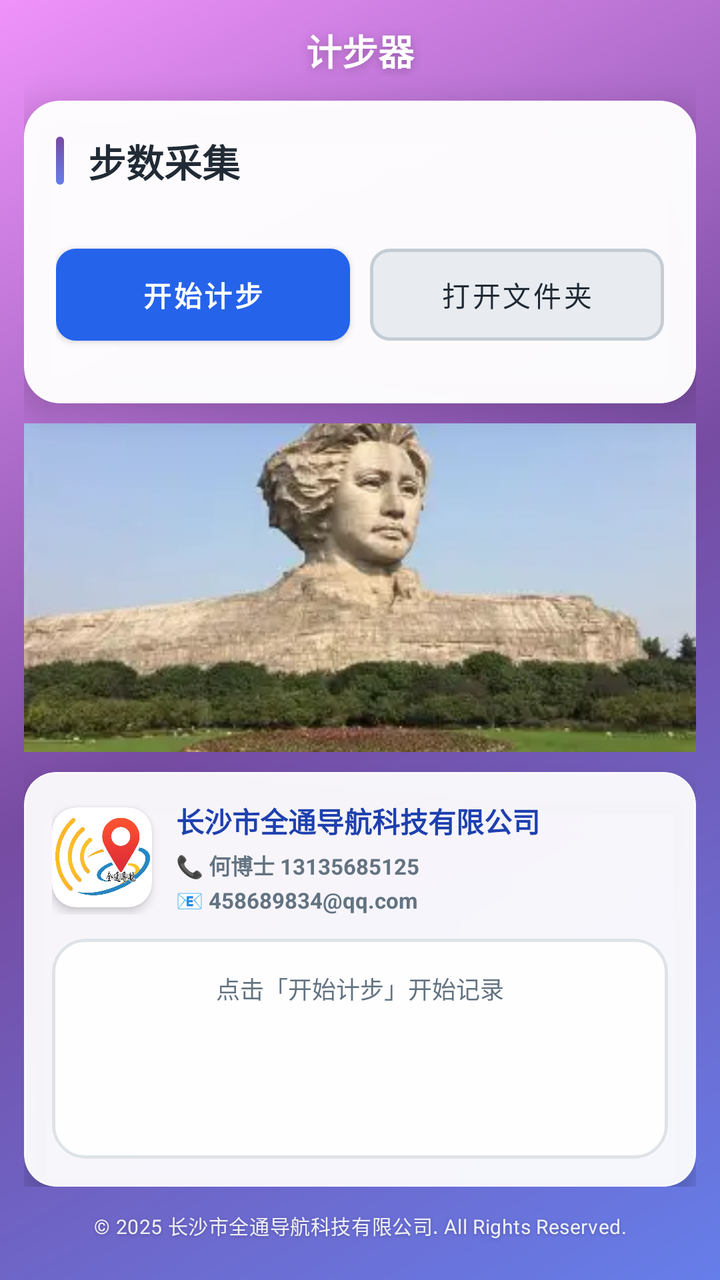
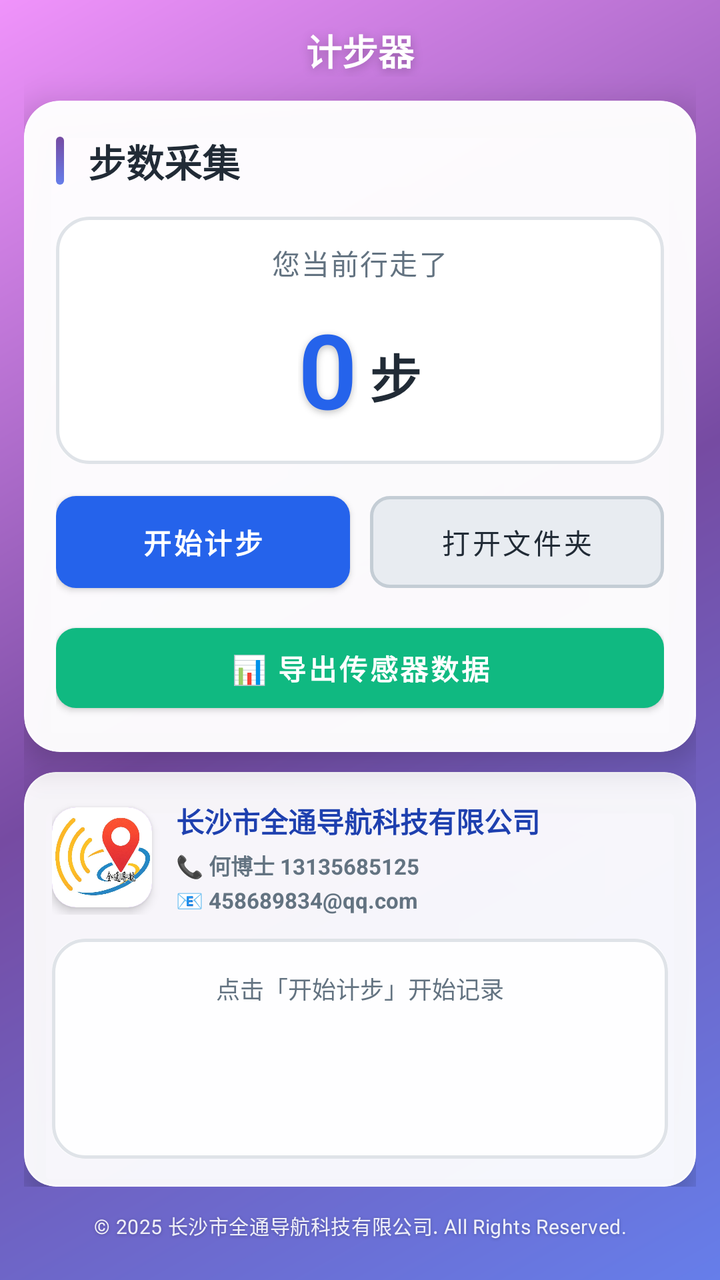

Before-and-after screenshots of an Android layout around one commit, followed by the original layout XML and the change that was made.
<!-- AndroidManifest.xml: application theme Theme.Pedometer -->
<!-- res/layout/activity_main.xml -->
<?xml version="1.0" encoding="utf-8"?>
<androidx.constraintlayout.widget.ConstraintLayout xmlns:android="http://schemas.android.com/apk/res/android"
    xmlns:app="http://schemas.android.com/apk/res-auto"
    xmlns:tools="http://schemas.android.com/tools"
    android:id="@+id/main"
    android:layout_width="match_parent"
    android:layout_height="match_parent"
    android:background="@drawable/home_gradient_bg"
    tools:context=".MainActivity">

    <LinearLayout
        android:layout_width="match_parent"
        android:layout_height="match_parent"
        android:orientation="vertical"
        android:padding="12dp"
        tools:layout_editor_absoluteX="0dp"
        tools:layout_editor_absoluteY="0dp">

        <LinearLayout
            android:layout_width="match_parent"
            android:layout_height="0dp"
            android:layout_weight="1"
            android:orientation="vertical">

            <TextView
                android:layout_width="match_parent"
                android:layout_height="wrap_content"
                android:layout_marginBottom="12dp"
                android:gravity="center"
                android:shadowColor="#40000000"
                android:shadowDx="0"
                android:shadowDy="3"
                android:shadowRadius="12"
                android:text="计步器"
                android:textColor="@color/white"
                android:textSize="18sp"
                android:textStyle="bold" />

            <com.google.android.material.card.MaterialCardView
                android:layout_width="match_parent"
                android:layout_height="0dp"
                android:layout_weight="1.2"
                android:layout_marginBottom="10dp"
                app:cardBackgroundColor="#F7FFFFFF"
                app:cardCornerRadius="18dp"
                app:cardElevation="10dp"
                app:strokeColor="#60FFFFFF"
                app:strokeWidth="1dp">

                <LinearLayout
                    android:layout_width="match_parent"
                    android:layout_height="match_parent"
                    android:orientation="vertical"
                    android:padding="16dp">

                    
                    <LinearLayout
                        android:layout_width="match_parent"
                        android:layout_height="wrap_content"
                        android:layout_marginBottom="14dp"
                        android:gravity="center_vertical"
                        android:orientation="horizontal">

                        <View
                            android:layout_width="4dp"
                            android:layout_height="24dp"
                            android:layout_marginEnd="12dp"
                            android:background="@drawable/title_bar_blue" />

                        <TextView
                            android:layout_width="wrap_content"
                            android:layout_height="wrap_content"
                            android:text="步数采集"
                            android:textColor="@color/app_text_primary"
                            android:textSize="19sp"
                            android:textStyle="bold" />
                    </LinearLayout>

                    
                    <LinearLayout
                        android:layout_width="match_parent"
                        android:layout_height="0dp"
                        android:layout_weight="1"
                        android:background="@drawable/input_modern"
                        android:gravity="center"
                        android:orientation="vertical"
                        android:paddingTop="12dp"
                        android:paddingBottom="12dp"
                        android:paddingStart="12dp"
                        android:paddingEnd="12dp">

                        
                        <TextView
                            android:layout_width="wrap_content"
                            android:layout_height="wrap_content"
                            android:layout_marginBottom="8dp"
                            android:letterSpacing="0.05"
                            android:text="您当前行走了"
                            android:textColor="@color/app_text_secondary"
                            android:textSize="14sp" />

                        
                        <LinearLayout
                            android:layout_width="wrap_content"
                            android:layout_height="wrap_content"
                            android:gravity="center"
                            android:orientation="horizontal">

                            <TextView
                                android:id="@+id/tv_step_count"
                                android:layout_width="wrap_content"
                                android:layout_height="wrap_content"
                                android:fontFamily="sans-serif-light"
                                android:shadowColor="#40000000"
                                android:shadowDx="0"
                                android:shadowDy="3"
                                android:shadowRadius="8"
                                android:text="0"
                                android:textColor="@color/modern_blue_500"
                                android:textSize="52sp"
                                android:textStyle="bold" />

                            <TextView
                                android:layout_width="wrap_content"
                                android:layout_height="wrap_content"
                                android:layout_gravity="bottom"
                                android:layout_marginStart="6dp"
                                android:layout_marginBottom="6dp"
                                android:text="步"
                                android:textColor="@color/app_text_primary"
                                android:textSize="26sp"
                                android:textStyle="bold" />
                        </LinearLayout>

                        






                    </LinearLayout>

                    
                    <LinearLayout
                        android:layout_width="match_parent"
                        android:layout_height="wrap_content"
                        android:layout_marginTop="10dp"
                        android:orientation="horizontal"
                        android:weightSum="2">

                        <com.google.android.material.button.MaterialButton
                            android:id="@+id/btn_select_sensors"
                            style="@style/Widget.MaterialComponents.Button"
                            android:layout_width="0dp"
                            android:layout_height="58dp"
                            android:layout_marginEnd="5dp"
                            android:layout_weight="1"
                            android:text="开始计步"
                            android:textColor="@color/app_white"
                            android:textSize="14sp"
                            android:textStyle="bold"
                            app:backgroundTint="@color/modern_blue_500"
                            app:cornerRadius="10dp"
                            app:elevation="3dp" />
















                        <com.google.android.material.button.MaterialButton
                            android:id="@+id/btn_open_folder"
                            style="@style/Widget.MaterialComponents.Button.OutlinedButton"
                            android:layout_width="0dp"
                            android:layout_height="58dp"
                            android:layout_marginStart="5dp"
                            android:layout_weight="1"
                            android:text="打开文件夹"
                            android:textColor="@color/app_text_primary"
                            android:textSize="14sp"
                            app:backgroundTint="@color/app_gray_light"
                            app:cornerRadius="10dp"
                            app:strokeColor="@color/app_gray_medium"
                            app:strokeWidth="1.5dp" />
                    </LinearLayout>
                    <LinearLayout
                        android:layout_width="match_parent"
                        android:layout_height="wrap_content"
                        android:layout_marginTop="8dp"
                        android:orientation="horizontal">

                        <com.google.android.material.button.MaterialButton
                            android:id="@+id/btn_export_data"                            style="@style/Widget.MaterialComponents.Button"
                            android:layout_width="match_parent"
                            android:layout_height="52dp"
                            android:text="📊 导出传感器数据"
                            android:textColor="@color/app_white"
                            android:textSize="14sp"
                            android:textStyle="bold"
                            app:backgroundTint="@color/modern_green_500"
                            app:cornerRadius="10dp"
                            app:elevation="3dp" />
                    </LinearLayout>

                </LinearLayout>

            </com.google.android.material.card.MaterialCardView>

            <ImageView
                android:id="@+id/imageView"
                android:layout_width="match_parent"
                android:layout_height="0dp"
                android:layout_marginBottom="10dp"
                android:layout_weight="1.3"
                android:scaleType="centerCrop"
                app:srcCompat="@drawable/juzizhou" />

            <com.google.android.material.card.MaterialCardView
                android:layout_width="match_parent"
                android:layout_height="wrap_content"
                android:layout_marginBottom="0dp"
                app:cardBackgroundColor="#F0FFFFFF"
                app:cardCornerRadius="16dp"
                app:cardElevation="8dp"
                app:strokeColor="#60FFFFFF"
                app:strokeWidth="1dp">

                <LinearLayout
                    android:layout_width="match_parent"
                    android:layout_height="wrap_content"
                    android:orientation="vertical"
                    android:padding="14dp">

                    
                    <LinearLayout
                        android:layout_width="match_parent"
                        android:layout_height="wrap_content"
                        android:layout_marginBottom="12dp"
                        android:gravity="center_vertical"
                        android:orientation="horizontal">

                        <com.google.android.material.card.MaterialCardView
                            android:layout_width="50dp"
                            android:layout_height="50dp"
                            app:cardBackgroundColor="@color/modern_purple_400"
                            app:cardCornerRadius="12dp"
                            app:cardElevation="3dp"
                            app:strokeWidth="0dp">

                            <ImageView
                                android:layout_width="match_parent"
                                android:layout_height="match_parent"
                                android:contentDescription="公司Logo"
                                android:scaleType="centerCrop"
                                android:src="@drawable/quantong" />

                        </com.google.android.material.card.MaterialCardView>

                        <LinearLayout
                            android:layout_width="0dp"
                            android:layout_height="wrap_content"
                            android:layout_marginStart="12dp"
                            android:layout_weight="1"
                            android:orientation="vertical">

                            <TextView
                                android:layout_width="wrap_content"
                                android:layout_height="wrap_content"
                                android:layout_marginBottom="4dp"
                                android:lineSpacingMultiplier="1.2"
                                android:text="长沙市全通导航科技有限公司"
                                android:textColor="@color/primary_dark"
                                android:textSize="14sp"
                                android:textStyle="bold" />

                            <TextView
                                android:layout_width="wrap_content"
                                android:layout_height="wrap_content"
                                android:layout_marginBottom="2dp"
                                android:text="📞 何博士 13135685125"
                                android:textColor="@color/app_text_secondary"
                                android:textSize="11sp"
                                android:textStyle="bold" />

                            <TextView
                                android:layout_width="wrap_content"
                                android:layout_height="wrap_content"
                                android:text="📧 458689834@qq.com"
                                android:textColor="@color/app_text_secondary"
                                android:textSize="11sp"
                                android:textStyle="bold" />

                        </LinearLayout>

                    </LinearLayout>
                    
                    <GridLayout
                        android:layout_width="match_parent"
                        android:layout_height="wrap_content"
                        android:alignmentMode="alignBounds"
                        android:background="@drawable/input_modern"
                        android:columnCount="2"
                        android:rowCount="2">

                        <TextView
                            android:id="@+id/tv_status"
                            android:layout_width="match_parent"
                            android:layout_height="wrap_content"
                            android:layout_marginTop="8dp"
                            android:gravity="center"
                            android:padding="8dp"
                            android:text="点击「开始计步」开始记录"
                            android:textColor="@color/app_text_secondary"
                            android:textSize="12sp" />

                        <TextView
                            android:layout_width="0dp"
                            android:layout_height="wrap_content"
                            android:layout_columnWeight="1"
                            android:layout_margin="3dp"
                            android:background="@drawable/card_glass_blue"
                            android:gravity="center"
                            android:paddingTop="6dp"
                            android:paddingBottom="6dp"
                            android:text=" 🛰️ 蓝牙-北斗-惯导"
                            android:textColor="@color/modern_blue_500"
                            android:textSize="10sp"
                            android:textStyle="bold" />

                        <TextView
                            android:layout_width="0dp"
                            android:layout_height="wrap_content"
                            android:layout_columnWeight="1"
                            android:layout_margin="3dp"
                            android:background="@drawable/card_glass_blue"
                            android:gravity="center"
                            android:paddingTop="6dp"
                            android:paddingBottom="6dp"
                            android:text=" 🗺️ 矢量地图 &amp; BIM"
                            android:textColor="@color/modern_blue_500"
                            android:textSize="10sp"
                            android:textStyle="bold" />

                        <TextView
                            android:layout_width="0dp"
                            android:layout_height="wrap_content"
                            android:layout_columnWeight="1"
                            android:layout_margin="3dp"
                            android:background="@drawable/card_glass_blue"
                            android:gravity="center"
                            android:paddingTop="6dp"
                            android:paddingBottom="6dp"
                            android:text="📡 RTK卫星定位"
                            android:textColor="@color/modern_blue_500"
                            android:textSize="10sp"
                            android:textStyle="bold" />

                        <TextView
                            android:layout_width="0dp"
                            android:layout_height="wrap_content"
                            android:layout_columnWeight="1"
                            android:layout_margin="3dp"
                            android:background="@drawable/card_glass_blue"
                            android:gravity="center"
                            android:paddingTop="6dp"
                            android:paddingBottom="6dp"
                            android:text="💻 App/Web开发"
                            android:textColor="@color/modern_blue_500"
                            android:textSize="10sp"
                            android:textStyle="bold" />
                    </GridLayout>

                </LinearLayout>

            </com.google.android.material.card.MaterialCardView>

        </LinearLayout>

        
        <TextView
            android:id="@+id/tv_bottom"
            android:layout_width="match_parent"
            android:layout_height="wrap_content"
            android:background="@android:color/transparent"
            android:gravity="center"
            android:paddingTop="12dp"
            android:paddingBottom="8dp"
            android:shadowColor="#40000000"
            android:shadowDx="0"
            android:shadowDy="1"
            android:shadowRadius="4"
            android:text="© 2025 长沙市全通导航科技有限公司. All Rights Reserved."
            android:textColor="#E6FFFFFF"
            android:textSize="10sp"
            android:letterSpacing="0.02" />
    </LinearLayout>


</androidx.constraintlayout.widget.ConstraintLayout>
<!-- resources referenced by this layout -->
<resources>
  <color name="app_gray_light">#E8ECF1</color>
  <color name="app_gray_medium">#C4CDD5</color>
  <color name="app_text_primary">#212B36</color>
  <color name="app_text_secondary">#637381</color>
  <color name="app_white">#FFFFFF</color>
  <color name="modern_blue_500">#2563EB</color>
  <color name="modern_green_500">#10B981</color>
  <color name="modern_purple_400">#A855F7</color>
  <color name="primary_dark">#1e40af</color>
  <color name="white">#FFFFFFFF</color>
  <!-- drawable card_glass_blue (drawable) -->
  <?xml version="1.0" encoding="utf-8"?>
  <layer-list xmlns:android="http://schemas.android.com/apk/res/android">
      
      <item>
          <shape android:shape="rectangle">
              <gradient
                  android:type="linear"
                  android:angle="135"
                  android:startColor="@color/modern_blue_50"
                  android:endColor="@color/glass_white" />
              <corners android:radius="24dp" />
          </shape>
      </item>
      
      
      <item android:top="0dp">
          <shape android:shape="rectangle">
              <gradient
                  android:type="linear"
                  android:angle="270"
                  android:startColor="#30FFFFFF"
                  android:centerColor="#15FFFFFF"
                  android:endColor="#00FFFFFF" />
              <corners android:radius="24dp" />
          </shape>
      </item>
      
      
      <item>
          <shape android:shape="rectangle">
              <stroke
                  android:width="1dp"
                  android:color="@color/glass_border" />
              <corners android:radius="24dp" />
          </shape>
      </item>
  </layer-list>
  <!-- drawable home_gradient_bg (drawable) -->
  <?xml version="1.0" encoding="utf-8"?>
  <shape xmlns:android="http://schemas.android.com/apk/res/android"
      android:shape="rectangle">
      <gradient
          android:type="linear"
          android:angle="135"
          android:startColor="#667eea"
          android:centerColor="#764ba2"
          android:endColor="#f093fb" />
  </shape>
  <!-- drawable juzizhou: png bitmap (drawable, 104476 bytes) -->
  <!-- drawable title_bar_blue (drawable) -->
  <?xml version="1.0" encoding="utf-8"?>
  <shape xmlns:android="http://schemas.android.com/apk/res/android"
      android:shape="rectangle">
      <gradient
          android:type="linear"
          android:angle="90"
          android:startColor="#667eea"
          android:endColor="#764ba2" />
      <corners android:radius="3dp" />
      <size
          android:width="5dp"
          android:height="28dp" />
  </shape>
  <style name="Theme.Pedometer" parent="Base.Theme.Pedometer" />
  <color name="modern_blue_50">#EBF5FF</color>
  <color name="glass_white">#F0FFFFFF</color>
  <color name="glass_border">#30FFFFFF</color>
  <color name="modern_blue_400">#3B82F6</color>
  <color name="divider">#DFE3E8</color>
  <style name="Base.Theme.Pedometer" parent="Theme.Material3.DayNight.NoActionBar">
          
          
      </style>
  <!-- unchanged entries left out for length: 2 -->
</resources>

<!-- the commit's change to res/layout/activity_main.xml (unified diff, before → after) -->
@@ -217,14 +217,14 @@
 
             </com.google.android.material.card.MaterialCardView>
 
-            <ImageView
-                android:id="@+id/imageView"
-                android:layout_width="match_parent"
-                android:layout_height="0dp"
-                android:layout_marginBottom="10dp"
-                android:layout_weight="1.3"
-                android:scaleType="centerCrop"
-                app:srcCompat="@drawable/juzizhou" />
+
+
+
+
+
+
+
+
 
             <com.google.android.material.card.MaterialCardView
                 android:layout_width="match_parent"
<!-- resource entries referenced after the edit -->
@@ -59,7 +59,6 @@
           android:centerColor="#764ba2"
           android:endColor="#f093fb" />
   </shape>
-  <!-- drawable juzizhou: png bitmap (drawable, 104476 bytes) -->
   <!-- drawable title_bar_blue (drawable) -->
   <?xml version="1.0" encoding="utf-8"?>
   <shape xmlns:android="http://schemas.android.com/apk/res/android"
